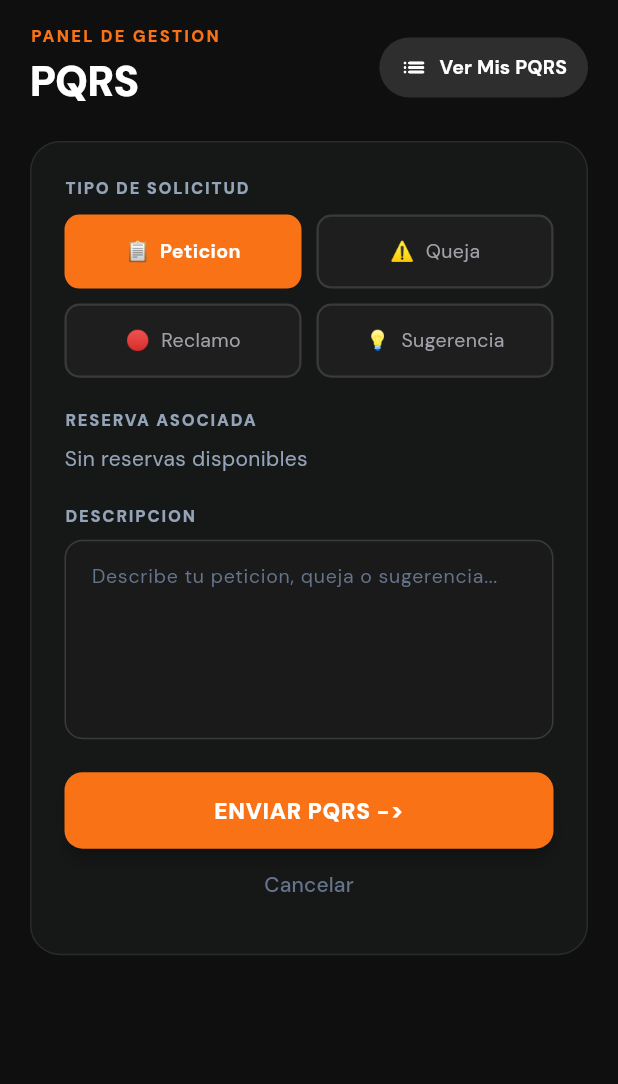
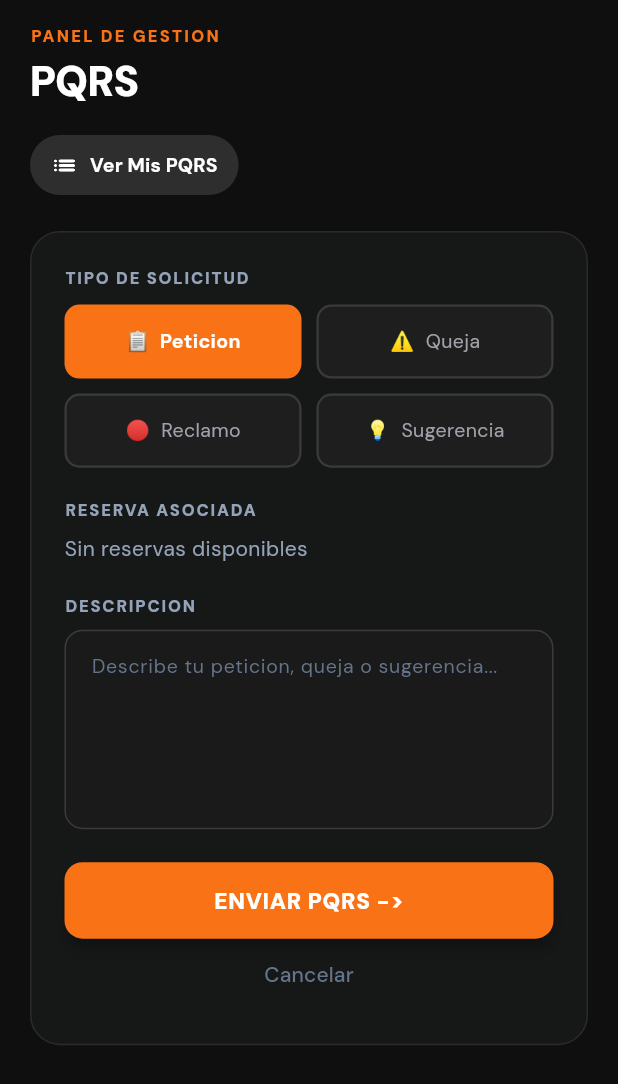
Before and after one commit to cristianyara20/serviyamobil1, a Flutter app: the PqrsScreen screen opened directly, after a tap on "+ Nueva PQRS", on a phone screen of 412 x 824 dp. Shown: the top 1084 px of the screen. Run offline on Flutter 3.47's test engine with Material 3 defaults, Android fonts, the phone set to English and light mode, and no system bars; our stand-ins replace dio, flutter_dotenv, flutter_riverpod, google_fonts, image_picker, open_filex and 1 more; missing offline and left inert: universal_html; accounts and stored records are empty; network calls fail.

Commit message:
Refactor layout to use LayoutBuilder for responsiveness

```diff
--- a/lib/features/pqrs/presentation/screens/pqrs_screen.dart
+++ b/lib/features/pqrs/presentation/screens/pqrs_screen.dart
@@ -181,19 +181,21 @@ class _PqrsScreenState extends ConsumerState<PqrsScreen> {
               child: Column(
                 crossAxisAlignment: CrossAxisAlignment.stretch,
                 children: [
-                  Row(
-                    mainAxisAlignment: MainAxisAlignment.spaceBetween,
-                    children: [
-                      const Column(
+                  LayoutBuilder(
+                    builder: (context, constraints) {
+                      final isMobile = constraints.maxWidth < 600;
+                      final titleWidget = const Column(
                         crossAxisAlignment: CrossAxisAlignment.start,
                         children: [
                           Text('PANEL DE GESTION', style: TextStyle(color: AppColors.primary, fontSize: 11, fontWeight: FontWeight.w900, letterSpacing: 1.5)),
                           SizedBox(height: 2),
                           Text('PQRS', style: TextStyle(color: Colors.white, fontSize: 28, fontWeight: FontWeight.w900, letterSpacing: -0.5)),
                         ],
-                      ),
-                      Wrap(
+                      );
+
+                      final actionsWidget = Wrap(
                         spacing: 8,
+                        runSpacing: 8,
                         crossAxisAlignment: WrapCrossAlignment.center,
                         children: [
                           if (!_showForm)
@@ -240,8 +242,28 @@ class _PqrsScreenState extends ConsumerState<PqrsScreen> {
                             label: Text(_showForm ? 'Ver Mis PQRS' : '+ Nueva PQRS', style: const TextStyle(fontSize: 13, fontWeight: FontWeight.bold)),
                           ),
                         ],
-                      ),
-                    ],
+                      );
+
+                      if (isMobile) {
+                        return Column(
+                          crossAxisAlignment: CrossAxisAlignment.start,
+                          children: [
+                            titleWidget,
+                            const SizedBox(height: 12),
+                            actionsWidget,
+                          ],
+                        );
+                      }
+
+                      return Row(
+                        mainAxisAlignment: MainAxisAlignment.spaceBetween,
+                        crossAxisAlignment: CrossAxisAlignment.center,
+                        children: [
+                          titleWidget,
+                          actionsWidget,
+                        ],
+                      );
+                    },
                   ),
                   const SizedBox(height: 20),
 
```
